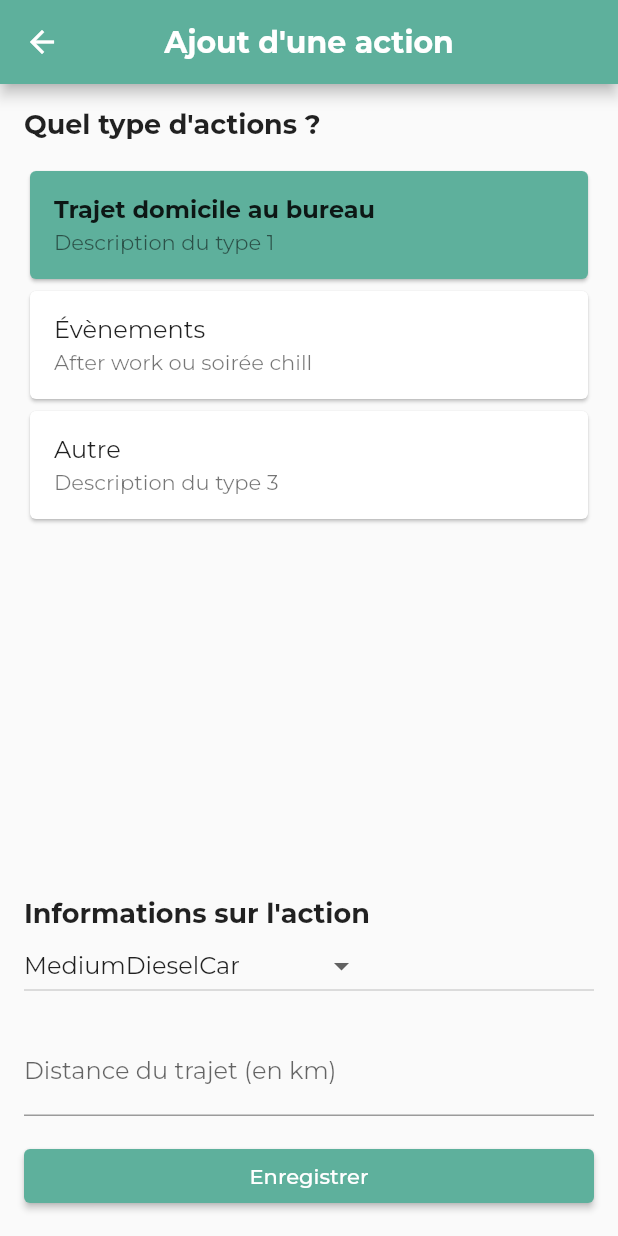
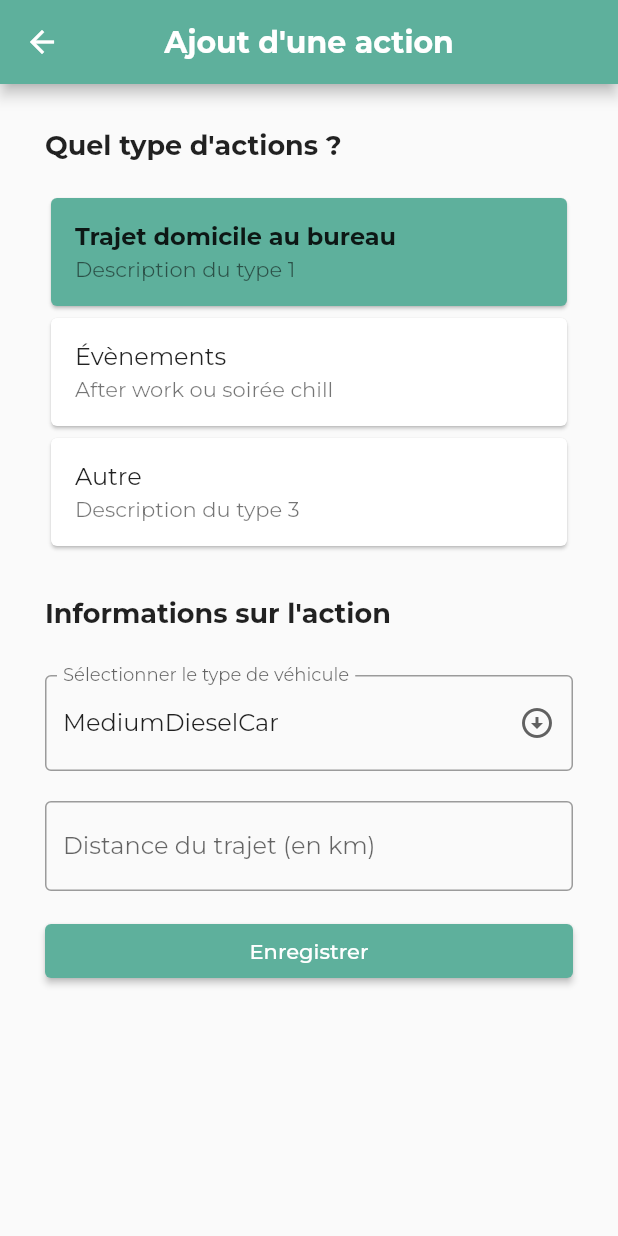
Before and after one commit to EXTIARBONE/extiarbone_flutter, a Flutter app: the AddActionPage screen opened directly, after a tap on "Trajet domicile au bureau", on a phone screen of 412 x 824 dp. Run offline on Flutter 3.47's test engine with Material 2 defaults, Android fonts, the phone set to English and light mode, and no system bars; our stand-ins replace google_fonts, shared_preferences; accounts and stored records are empty; network calls fail; project files that could hold a hidden picture were left out.

Commit message:
Amélioration disposition formulaire

```diff
--- a/lib/pages/form_action.dart
+++ b/lib/pages/form_action.dart
@@ -27,7 +27,7 @@ class _AddActionPageState extends State<AddActionPage> {
         backgroundColor: const Color(0xFF5EB09C),
       ),
       body: Padding(
-          padding: const EdgeInsets.all(16.0),
+          padding: const EdgeInsets.all(30),
           child: Column(
             crossAxisAlignment: CrossAxisAlignment.stretch,
             children: [
@@ -38,7 +38,7 @@ class _AddActionPageState extends State<AddActionPage> {
                   fontSize: 18,
                 ),
               ),
-              const SizedBox(height: 16),
+              const SizedBox(height: 20),
               Expanded(
                 child: ListView(
                   children: [
@@ -47,7 +47,6 @@ class _AddActionPageState extends State<AddActionPage> {
                       description: 'Description du type 1',
                       onTap: () {
                         setState(() {
-                          // Enregistrer le choix de l'utilisateur et afficher la partie suivante
                           selectedType = 'trajet';
                         });
                       },
@@ -58,7 +57,6 @@ class _AddActionPageState extends State<AddActionPage> {
                       description: 'After work ou soirée chill',
                       onTap: () {
                         setState(() {
-                          // Enregistrer le choix de l'utilisateur et afficher la partie suivante
                           selectedType = 'event';
                         });
                       },
@@ -74,11 +72,8 @@ class _AddActionPageState extends State<AddActionPage> {
                       },
                       selected: selectedType == 'Type 3',
                     ),
-                  ],
-                ),
-              ),
                     if (selectedType.isNotEmpty) ...[
-                const SizedBox(height: 16),
+                      const SizedBox(height: 30),
                       const Text(
                         'Informations sur l\'action',
                         style: TextStyle(
@@ -86,8 +81,17 @@ class _AddActionPageState extends State<AddActionPage> {
                           fontSize: 18,
                         ),
                       ),
-                DropdownButton<String>(
+                      const SizedBox(height: 30),
+                      DropdownButtonFormField<String>(
                         value: selectorType,
+                        decoration: InputDecoration(
+                          border: OutlineInputBorder(),
+                          labelText: 'Sélectionner le type de véhicule',
+                        ),
+                        isExpanded: true,
+                        icon: const Padding(
+                            padding: EdgeInsets.only(left: 20),
+                            child: Icon(Icons.arrow_circle_down_sharp)),
                         hint: const Text('Sélectionnez un véhicule'),
                         onChanged: (String? newValue) {
                           setState(() {
@@ -109,10 +113,11 @@ class _AddActionPageState extends State<AddActionPage> {
                           );
                         }).toList(),
                       ),
-                SizedBox(height: 16),
+                      const SizedBox(height: 20),
                       TextField(
                         decoration: const InputDecoration(
                           labelText: 'Distance du trajet (en km)',
+                          border: OutlineInputBorder(),
                         ),
                         keyboardType: TextInputType.number,
                         onChanged: (value) {
@@ -140,6 +145,9 @@ class _AddActionPageState extends State<AddActionPage> {
                       ),
                     ],
                   ],
+                ),
+              ),
+            ],
           )),
     );
   }
```
Lines whose indentation alone changed are shown as unchanged.
